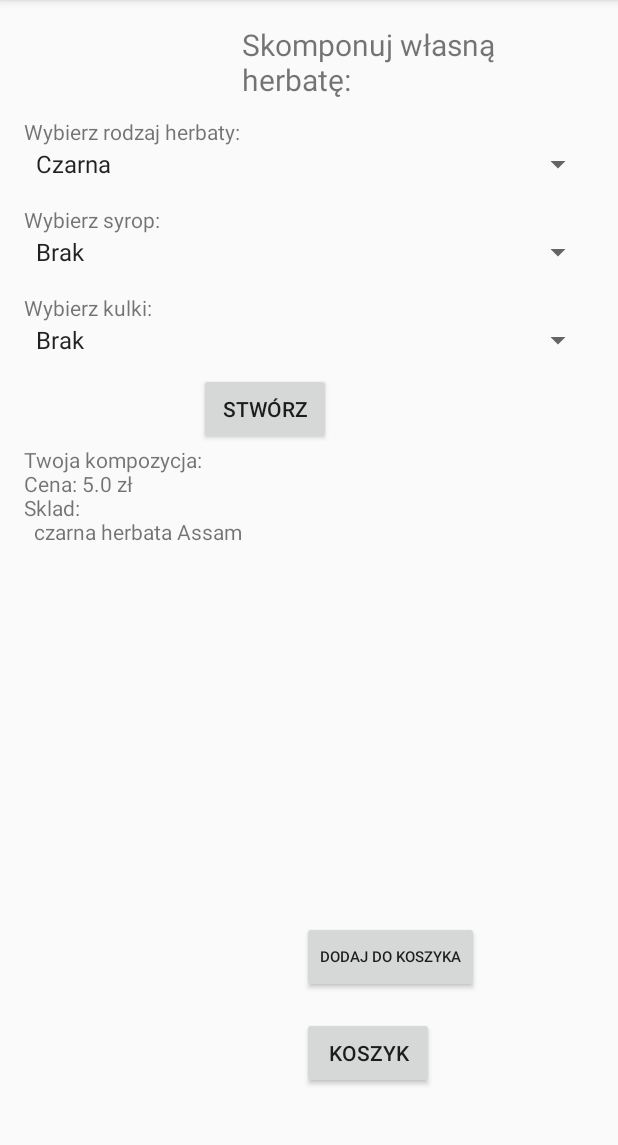
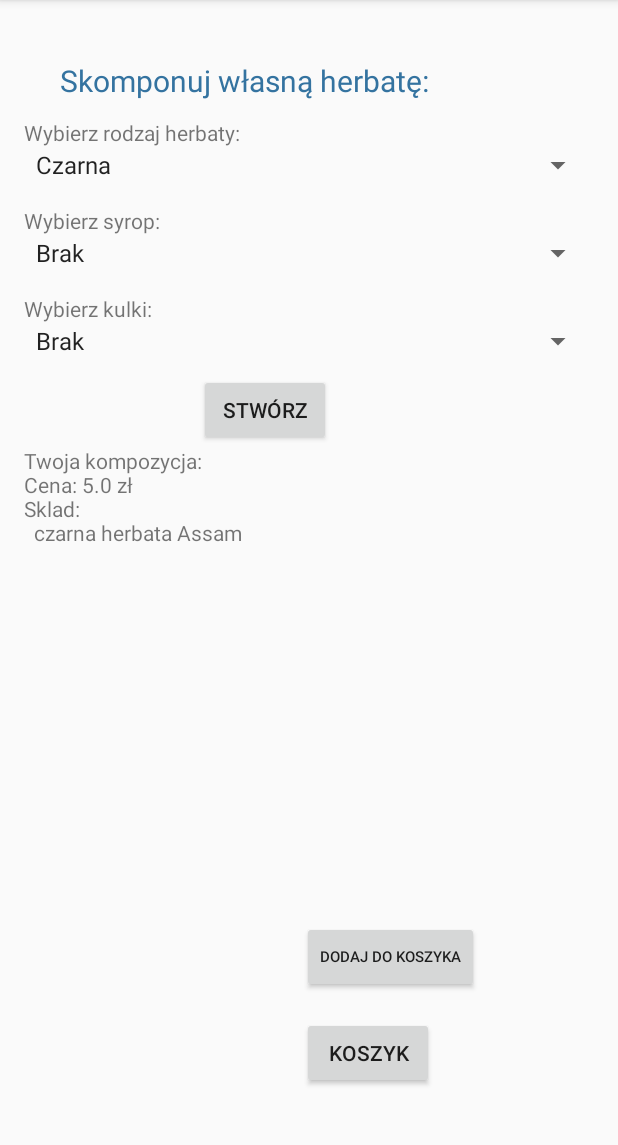
Before and after one commit to strzalka001/ProjektZTP, an Android app: the HerbatyActivity screen opened directly, with no data from a screen before it, after a tap on "STWÓRZ", on a phone screen of 412 x 824 dp, the part 84-1229 px from its top. Run offline under Robolectric (Android 15) with nearby library versions, the phone set to English and light mode, and no system bars.

Commit message:
zamknięcie projektu

```diff
--- a/app/src/main/java/com/example/milek/projektztp/HerbatyActivity.java
+++ b/app/src/main/java/com/example/milek/projektztp/HerbatyActivity.java
@@ -54,121 +54,121 @@ public class HerbatyActivity extends AppCompatActivity {
                     h3 = new HerbataCzarna();
                 }
 
-                if (rodzaj.compareTo("Czarna") == 0 && syrop.compareTo("Czekolada") == 0 && kulki.compareTo("Brak") == 0) {
+               else if (rodzaj.compareTo("Czarna") == 0 && syrop.compareTo("Czekolada") == 0 && kulki.compareTo("Brak") == 0) {
                     h3 = new SyropCzekolada(new HerbataCzarna());
                 }
 
-                if (rodzaj.compareTo("Czarna") == 0 && syrop.compareTo("Liczi") == 0 && kulki.compareTo("Brak") == 0) {
+                else if (rodzaj.compareTo("Czarna") == 0 && syrop.compareTo("Liczi") == 0 && kulki.compareTo("Brak") == 0) {
                     h3 = new SyropLiczi(new HerbataCzarna());
                 }
 
-                if (rodzaj.compareTo("Czarna") == 0 && syrop.compareTo("Wanilia") == 0 && kulki.compareTo("Brak") == 0) {
+                else if (rodzaj.compareTo("Czarna") == 0 && syrop.compareTo("Wanilia") == 0 && kulki.compareTo("Brak") == 0) {
                     h3 = new SyropWanilia(new HerbataCzarna());
                 }
 
-                if (rodzaj.compareTo("Czarna") == 0 && syrop.compareTo("Mango") == 0 && kulki.compareTo("Brak") == 0) {
+                else  if (rodzaj.compareTo("Czarna") == 0 && syrop.compareTo("Mango") == 0 && kulki.compareTo("Brak") == 0) {
                     h3 = new SyropMango(new HerbataCzarna());
                 }
 
-                if (rodzaj.compareTo("Czarna") == 0 && syrop.compareTo("Brak") == 0 && kulki.compareTo("Tapioka") == 0) {
+                else if (rodzaj.compareTo("Czarna") == 0 && syrop.compareTo("Brak") == 0 && kulki.compareTo("Tapioka") == 0) {
                     h3 = new KulkiTapioka(new HerbataCzarna());
                 }
 
-                if (rodzaj.compareTo("Czarna") == 0 && syrop.compareTo("Brak") == 0 && kulki.compareTo("Truskawka") == 0) {
+                else  if (rodzaj.compareTo("Czarna") == 0 && syrop.compareTo("Brak") == 0 && kulki.compareTo("Truskawka") == 0) {
                     h3 = new KulkiTruskawka(new HerbataCzarna());
                 }
 /////////
-                if (rodzaj.compareTo("Czarna") == 0 && syrop.compareTo("Czekolada") == 0 && kulki.compareTo("Tapioka") == 0) {
+                else if (rodzaj.compareTo("Czarna") == 0 && syrop.compareTo("Czekolada") == 0 && kulki.compareTo("Tapioka") == 0) {
                     h3 = new KulkiTapioka(new SyropCzekolada(new HerbataCzarna()));
                 }
 
-                if (rodzaj.compareTo("Czarna") == 0 && syrop.compareTo("Liczi") == 0 && kulki.compareTo("Tapioka") == 0) {
+                else if (rodzaj.compareTo("Czarna") == 0 && syrop.compareTo("Liczi") == 0 && kulki.compareTo("Tapioka") == 0) {
                     h3 = new KulkiTapioka(new SyropLiczi(new HerbataCzarna()));
                 }
 
-                if (rodzaj.compareTo("Czarna") == 0 && syrop.compareTo("Wanilia") == 0 && kulki.compareTo("Tapioka") == 0) {
+                else  if (rodzaj.compareTo("Czarna") == 0 && syrop.compareTo("Wanilia") == 0 && kulki.compareTo("Tapioka") == 0) {
                     h3 = new KulkiTapioka(new SyropWanilia(new HerbataCzarna()));
                 }
 
-                if (rodzaj.compareTo("Czarna") == 0 && syrop.compareTo("Mango") == 0 && kulki.compareTo("Tapioka") == 0) {
+                else  if (rodzaj.compareTo("Czarna") == 0 && syrop.compareTo("Mango") == 0 && kulki.compareTo("Tapioka") == 0) {
                     h3 = new KulkiTapioka(new SyropMango(new HerbataCzarna()));
                 }
 //////////
-                if (rodzaj.compareTo("Czarna") == 0 && syrop.compareTo("Czekolada") == 0 && kulki.compareTo("Truskawka") == 0) {
+                else  if (rodzaj.compareTo("Czarna") == 0 && syrop.compareTo("Czekolada") == 0 && kulki.compareTo("Truskawka") == 0) {
                     h3 = new KulkiTruskawka(new SyropCzekolada(new HerbataCzarna()));
                 }
 
-                if (rodzaj.compareTo("Czarna") == 0 && syrop.compareTo("Liczi") == 0 && kulki.compareTo("Truskawka") == 0) {
+                else  if (rodzaj.compareTo("Czarna") == 0 && syrop.compareTo("Liczi") == 0 && kulki.compareTo("Truskawka") == 0) {
                     h3 = new KulkiTruskawka(new SyropLiczi(new HerbataCzarna()));
                 }
 
-                if (rodzaj.compareTo("Czarna") == 0 && syrop.compareTo("Wanilia") == 0 && kulki.compareTo("Truskawka") == 0) {
+                else  if (rodzaj.compareTo("Czarna") == 0 && syrop.compareTo("Wanilia") == 0 && kulki.compareTo("Truskawka") == 0) {
                     h3 = new KulkiTruskawka(new SyropWanilia(new HerbataCzarna()));
                 }
 
-                if (rodzaj.compareTo("Czarna") == 0 && syrop.compareTo("Mango") == 0 && kulki.compareTo("Truskawka") == 0) {
+                else if (rodzaj.compareTo("Czarna") == 0 && syrop.compareTo("Mango") == 0 && kulki.compareTo("Truskawka") == 0) {
                     h3 = new KulkiTruskawka(new SyropMango(new HerbataCzarna()));
                 }
 
                 //herbata zielona
 
-                if (rodzaj.compareTo("Zielona") == 0 && syrop.compareTo("Brak") == 0 && kulki.compareTo("Brak") == 0) {
+                else  if (rodzaj.compareTo("Zielona") == 0 && syrop.compareTo("Brak") == 0 && kulki.compareTo("Brak") == 0) {
                     h3 = new HerbataZielona();
                 }
 
-                if (rodzaj.compareTo("Zielona") == 0 && syrop.compareTo("Czekolada") == 0 && kulki.compareTo("Brak") == 0) {
+                else  if (rodzaj.compareTo("Zielona") == 0 && syrop.compareTo("Czekolada") == 0 && kulki.compareTo("Brak") == 0) {
                     h3 = new SyropCzekolada(new HerbataZielona());
                 }
 
-                if (rodzaj.compareTo("Zielona") == 0 && syrop.compareTo("Liczi") == 0 && kulki.compareTo("Brak") == 0) {
+                else if (rodzaj.compareTo("Zielona") == 0 && syrop.compareTo("Liczi") == 0 && kulki.compareTo("Brak") == 0) {
                     h3 = new SyropLiczi(new HerbataZielona());
                 }
 
-                if (rodzaj.compareTo("Zielona") == 0 && syrop.compareTo("Wanilia") == 0 && kulki.compareTo("Brak") == 0) {
+                else  if (rodzaj.compareTo("Zielona") == 0 && syrop.compareTo("Wanilia") == 0 && kulki.compareTo("Brak") == 0) {
                     h3 = new SyropWanilia(new HerbataZielona());
                 }
 
-                if (rodzaj.compareTo("Zielona") == 0 && syrop.compareTo("Mango") == 0 && kulki.compareTo("Brak") == 0) {
+                else  if (rodzaj.compareTo("Zielona") == 0 && syrop.compareTo("Mango") == 0 && kulki.compareTo("Brak") == 0) {
                     h3 = new SyropMango(new HerbataZielona());
                 }
 
-                if (rodzaj.compareTo("Zielona") == 0 && syrop.compareTo("Brak") == 0 && kulki.compareTo("Tapioka") == 0) {
+                else  if (rodzaj.compareTo("Zielona") == 0 && syrop.compareTo("Brak") == 0 && kulki.compareTo("Tapioka") == 0) {
                     h3 = new KulkiTapioka(new HerbataZielona());
                 }
 
-                if (rodzaj.compareTo("Zielona") == 0 && syrop.compareTo("Brak") == 0 && kulki.compareTo("Truskawka") == 0) {
+                else  if (rodzaj.compareTo("Zielona") == 0 && syrop.compareTo("Brak") == 0 && kulki.compareTo("Truskawka") == 0) {
                     h3 = new KulkiTruskawka(new HerbataZielona());
                 }
 /////////
-                if (rodzaj.compareTo("Zielona") == 0 && syrop.compareTo("Czekolada") == 0 && kulki.compareTo("Tapioka") == 0) {
+                else  if (rodzaj.compareTo("Zielona") == 0 && syrop.compareTo("Czekolada") == 0 && kulki.compareTo("Tapioka") == 0) {
                     h3 = new KulkiTapioka(new SyropCzekolada(new HerbataZielona()));
                 }
 
-                if (rodzaj.compareTo("Zielona") == 0 && syrop.compareTo("Liczi") == 0 && kulki.compareTo("Tapioka") == 0) {
+                else  if (rodzaj.compareTo("Zielona") == 0 && syrop.compareTo("Liczi") == 0 && kulki.compareTo("Tapioka") == 0) {
                     h3 = new KulkiTapioka(new SyropLiczi(new HerbataZielona()));
                 }
 
-                if (rodzaj.compareTo("Zielona") == 0 && syrop.compareTo("Wanilia") == 0 && kulki.compareTo("Tapioka") == 0) {
+                else  if (rodzaj.compareTo("Zielona") == 0 && syrop.compareTo("Wanilia") == 0 && kulki.compareTo("Tapioka") == 0) {
                     h3 = new KulkiTapioka(new SyropWanilia(new HerbataZielona()));
                 }
 
-                if (rodzaj.compareTo("Zielona") == 0 && syrop.compareTo("Mango") == 0 && kulki.compareTo("Tapioka") == 0) {
+                else  if (rodzaj.compareTo("Zielona") == 0 && syrop.compareTo("Mango") == 0 && kulki.compareTo("Tapioka") == 0) {
                     h3 = new KulkiTapioka(new SyropMango(new HerbataZielona()));
                 }
 //////////
-                if (rodzaj.compareTo("Zielona") == 0 && syrop.compareTo("Czekolada") == 0 && kulki.compareTo("Truskawka") == 0) {
+                else  if (rodzaj.compareTo("Zielona") == 0 && syrop.compareTo("Czekolada") == 0 && kulki.compareTo("Truskawka") == 0) {
                     h3 = new KulkiTruskawka(new SyropCzekolada(new HerbataZielona()));
                 }
 
-                if (rodzaj.compareTo("Zielona") == 0 && syrop.compareTo("Liczi") == 0 && kulki.compareTo("Truskawka") == 0) {
+                else   if (rodzaj.compareTo("Zielona") == 0 && syrop.compareTo("Liczi") == 0 && kulki.compareTo("Truskawka") == 0) {
                     h3 = new KulkiTruskawka(new SyropLiczi(new HerbataZielona()));
                 }
 
-                if (rodzaj.compareTo("Zielona") == 0 && syrop.compareTo("Wanilia") == 0 && kulki.compareTo("Truskawka") == 0) {
+                else  if (rodzaj.compareTo("Zielona") == 0 && syrop.compareTo("Wanilia") == 0 && kulki.compareTo("Truskawka") == 0) {
                     h3 = new KulkiTruskawka(new SyropWanilia(new HerbataZielona()));
                 }
 
-                if (rodzaj.compareTo("Zielona") == 0 && syrop.compareTo("Mango") == 0 && kulki.compareTo("Truskawka") == 0) {
+                else  if (rodzaj.compareTo("Zielona") == 0 && syrop.compareTo("Mango") == 0 && kulki.compareTo("Truskawka") == 0) {
                     h3 = new KulkiTruskawka(new SyropMango(new HerbataZielona()));
                 }
 
--- a/app/src/main/java/com/example/milek/projektztp/Logowanie.java
+++ b/app/src/main/java/com/example/milek/projektztp/Logowanie.java
@@ -40,6 +40,9 @@ public class Logowanie extends AppCompatActivity {
 
         dodajListenerRejestracja();
         dodajListenerLogowanie();
+
+        TwojKoszyk.WyczyscKoszyk();
+
 
         if (sesja.loggedin()) {
             finish();
--- a/app/src/main/java/com/example/milek/projektztp/MainActivity.java
+++ b/app/src/main/java/com/example/milek/projektztp/MainActivity.java
@@ -86,6 +86,7 @@ public class MainActivity extends AppCompatActivity {
 
     private void wyloguj() {
         mSessja.setLoggedin(false);
+        TwojKoszyk.WyczyscKoszyk();
         Toast.makeText(this, "Zaloguj się", Toast.LENGTH_SHORT).show();
         finish();
         startActivity(getIntent());
--- a/app/src/main/java/com/example/milek/projektztp/ProduktyActivity.java
+++ b/app/src/main/java/com/example/milek/projektztp/ProduktyActivity.java
@@ -22,13 +22,15 @@ public class ProduktyActivity extends AppCompatActivity {
     private ProduktDAO db;
     private Button DodajDoKoszyka, ZobaczKoszyk, ProduktyDnia;
     private Produkt product= new Produkt("nazwa", 5, "opis");
-    private BazaDanych baza = BazaDanych.PobierzBazeDanych(this, "baza.db", null, 1);
+    private BazaDanych baza;
     private Context context = this;
 
     @Override
     protected void onCreate(Bundle savedInstanceState) {
         super.onCreate(savedInstanceState);
         setContentView(R.layout.activity_produkty);
+        baza = BazaDanych.PobierzBazeDanych(this, "baza.db", null, 1);
+
         DodajDoKoszyka = (Button) findViewById(R.id.buttonDodajDoKoszykZProduktow);
         ZobaczKoszyk = (Button) findViewById(R.id.buttonKoszykZProduktow);
         ProduktyDnia = (Button) findViewById(R.id.buttonProduktyDnia);
--- a/app/src/main/res/layout/activity_herbaty.xml
+++ b/app/src/main/res/layout/activity_herbaty.xml
@@ -112,15 +112,27 @@
         android:layout_marginStart="41dp"
         android:enabled="false"/>
 
+    <!--<TextView-->
+        <!--android:text="Skomponuj własną herbatę:"-->
+        <!--android:layout_width="wrap_content"-->
+        <!--android:layout_height="wrap_content"-->
+        <!--android:textSize="20dp"-->
+        <!--android:id="@+id/textView2"-->
+        <!--android:layout_alignParentTop="true"-->
+        <!--android:layout_toRightOf="@+id/kompozycja"-->
+        <!--android:layout_toEndOf="@+id/kompozycja" />-->
+
     <TextView
         android:text="Skomponuj własną herbatę:"
         android:layout_width="wrap_content"
         android:layout_height="wrap_content"
+        android:textColor="#3473A0"
         android:textSize="20dp"
         android:id="@+id/textView2"
+        android:layout_marginTop="24dp"
+        android:layout_marginLeft="24dp"
         android:layout_alignParentTop="true"
-        android:layout_toRightOf="@+id/kompozycja"
-        android:layout_toEndOf="@+id/kompozycja" />
+        />
 
 
 </RelativeLayout>
```
Also changed, not shown: app/src/main/java/com/example/milek/projektztp/BazaDanych.java (+2 -8 lines), app/src/main/java/com/example/milek/projektztp/ListaAdapter.java (+2 -11 lines), app/src/main/java/com/example/milek/projektztp/TwojKoszyk.java (+8 -0 lines).
